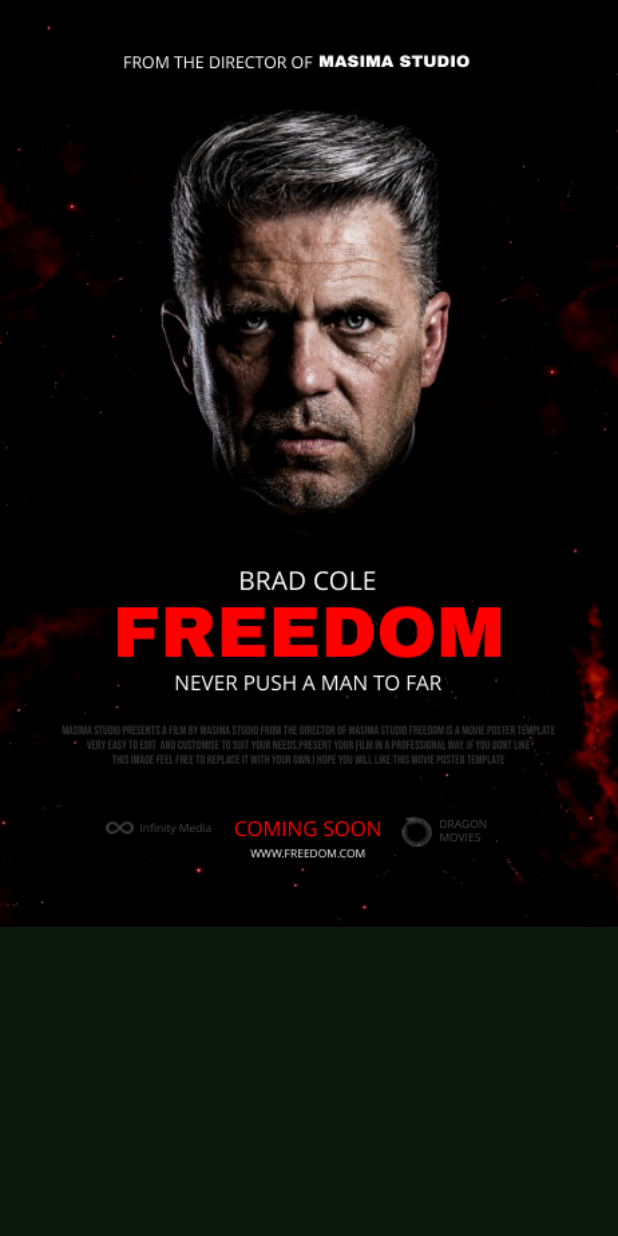
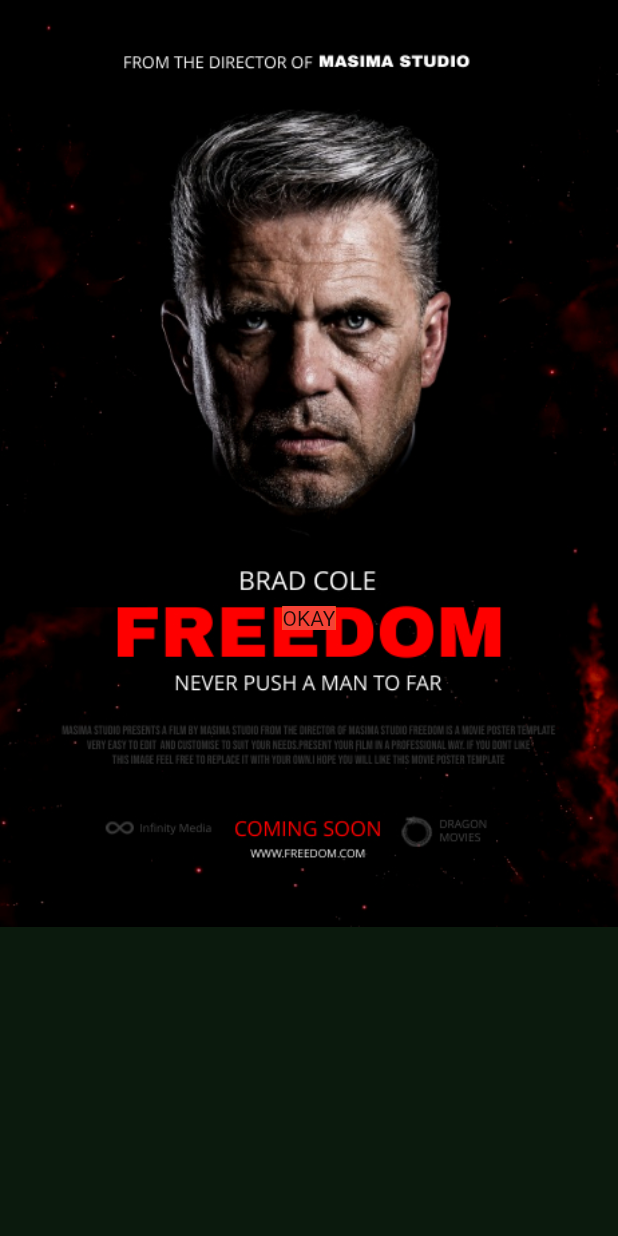
Before and after one commit to Dawood-Siddique/smacy, a Flutter app: the screen it shows after launch, on a phone screen of 412 x 824 dp. Run offline on Flutter 3.47's test engine with Material 2 defaults, Android fonts, the phone set to English and light mode, and no system bars; project files that could hold a hidden picture were left out.

Commit message:
container

```diff
--- a/lib/main.dart
+++ b/lib/main.dart
@@ -22,11 +22,30 @@
   Widget build(BuildContext context) {
     return Scaffold(
       body: Stack(
-        children: const [
+        children:  [
           Image(
             image: AssetImage('picture/get01.jpg'),
           ),
+
+
+             Center(
+               child: Container(
+                color: Colors.amber,
+                child: Text('OKAY'),
+            ),
+             ),
+            Center(
+              child: Container(
+                color: Colors.red,
+                child: Text('OKAY'),
+              ),
+            ),
+
+
+
         ],
+
+
       ),
     );
   }
```
